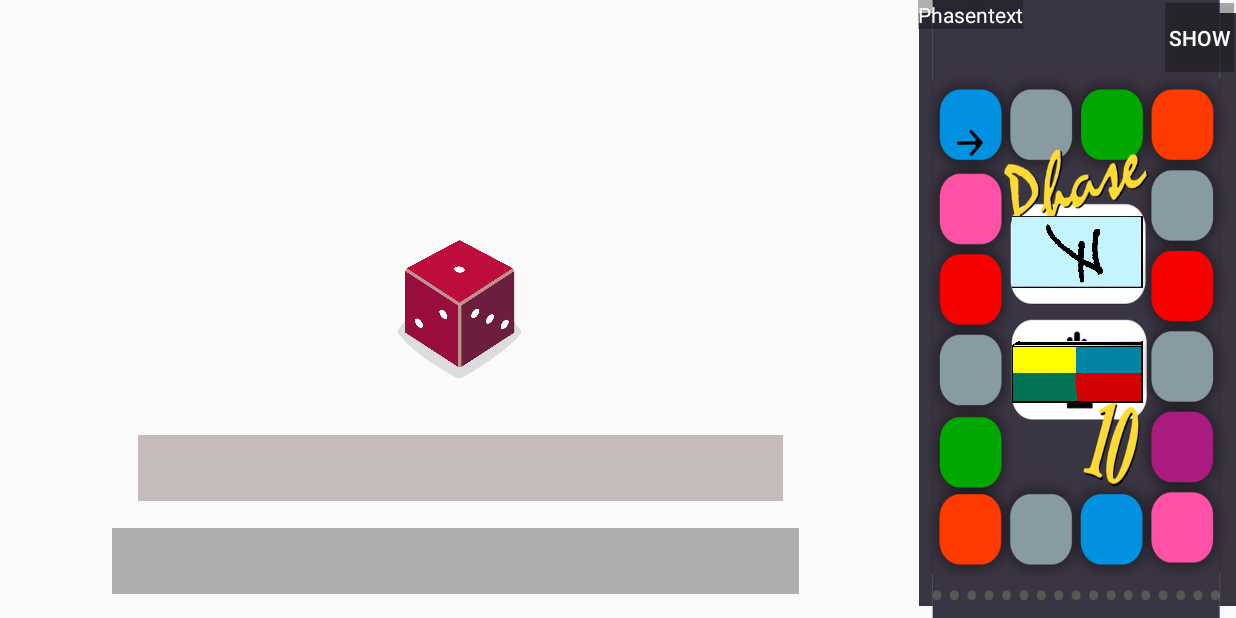
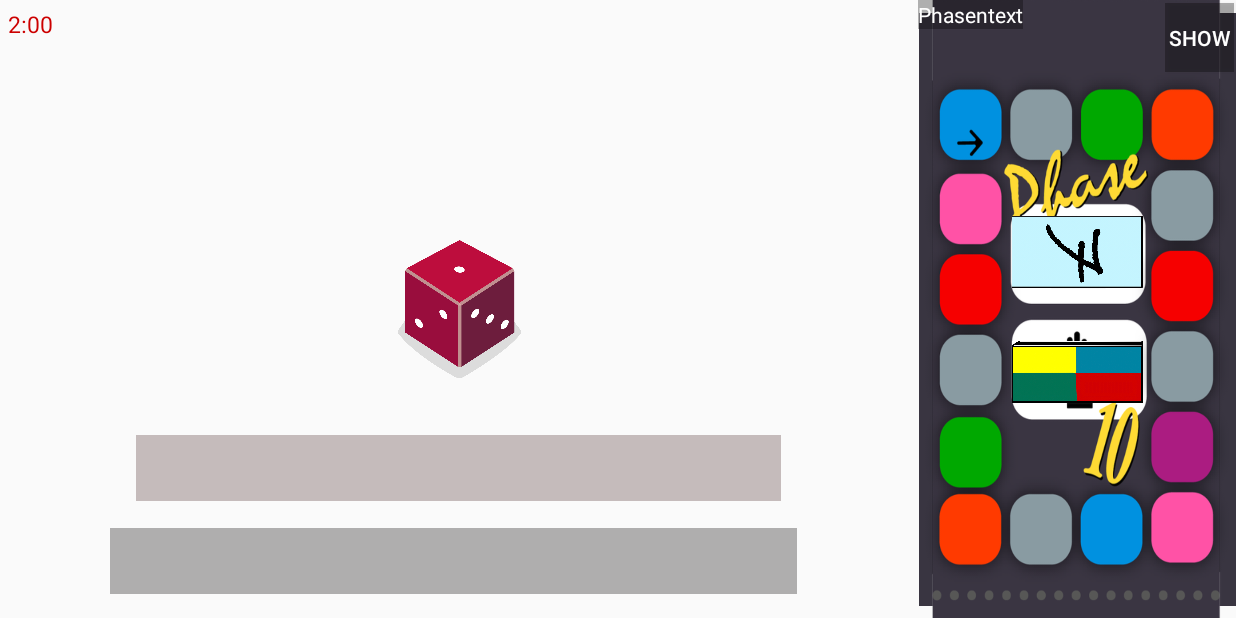
Before and after one commit to SE2-Gruppe-D/Phase10_SE2, an Android app: the Playfield screen opened directly, with no data from a screen before it, on a phone screen of 824 x 412 dp (held sideways). Run offline under Robolectric (Android 15) with nearby library versions, the phone set to English and light mode, and no system bars; our stand-ins replace Firebase (no records; nobody signed in at launch, a user with empty details on screens opened directly); 2 statements that could not run were skipped.

Commit message:
initialisieren des Timers am Spielfeld

```diff
--- a/app/src/main/res/layout/activity_playfield.xml
+++ b/app/src/main/res/layout/activity_playfield.xml
@@ -6,6 +6,18 @@
     android:layout_height="match_parent"
     android:visibility="visible"
     tools:context=".Playfield">
+
+    <TextView
+        android:id="@+id/Timer"
+        android:layout_width="wrap_content"
+        android:layout_height="wrap_content"
+        android:layout_marginStart="5dp"
+        android:layout_marginTop="5dp"
+        android:text="2:00"
+        android:textSize="15dp"
+        android:textColor="@android:color/holo_red_dark"
+        app:layout_constraintStart_toStartOf="parent"
+        app:layout_constraintTop_toTopOf="parent" />
 
 
     <ImageView
@@ -57,8 +69,8 @@
 
     <LinearLayout
         android:id="@+id/player3"
-        android:layout_width="50dp"
-        android:layout_height="374dp"
+        android:layout_width="48dp"
+        android:layout_height="347dp"
         android:layout_marginStart="10dp"
         android:layout_marginTop="5dp"
         android:layout_marginBottom="40dp"
@@ -254,4 +266,6 @@
     </LinearLayout>
 
 
+
+
 </androidx.constraintlayout.widget.ConstraintLayout>
```
